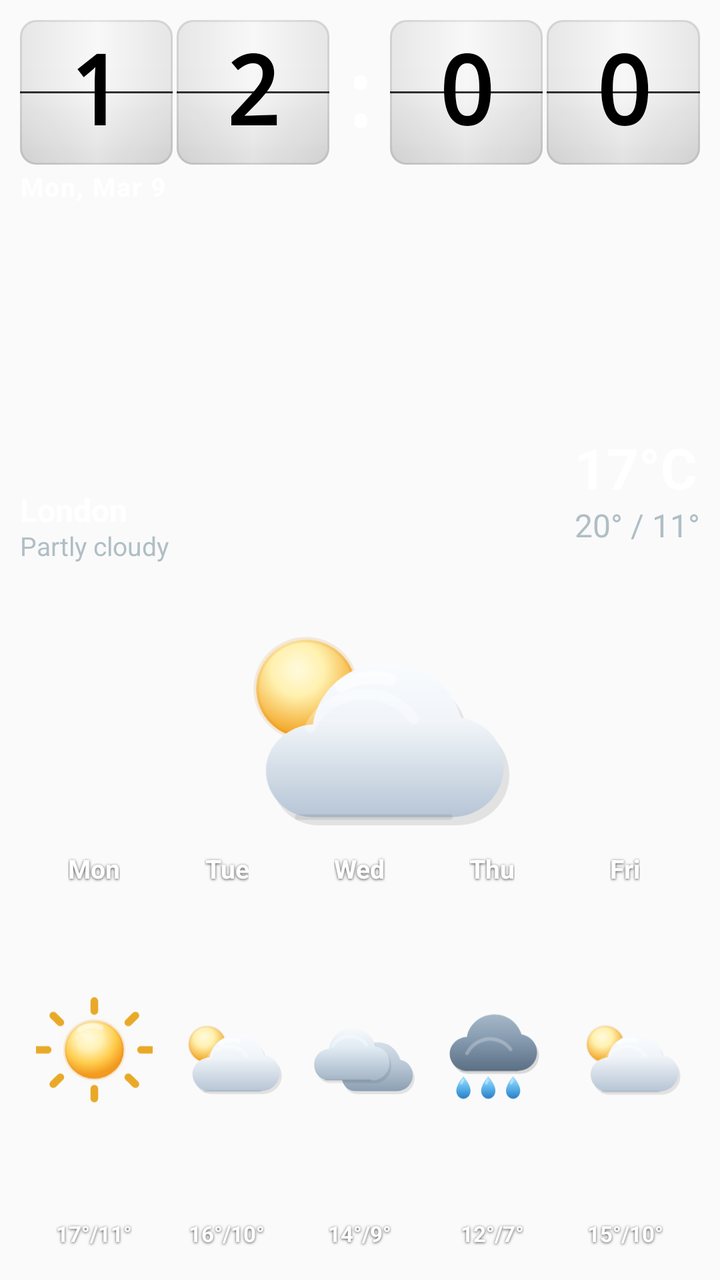
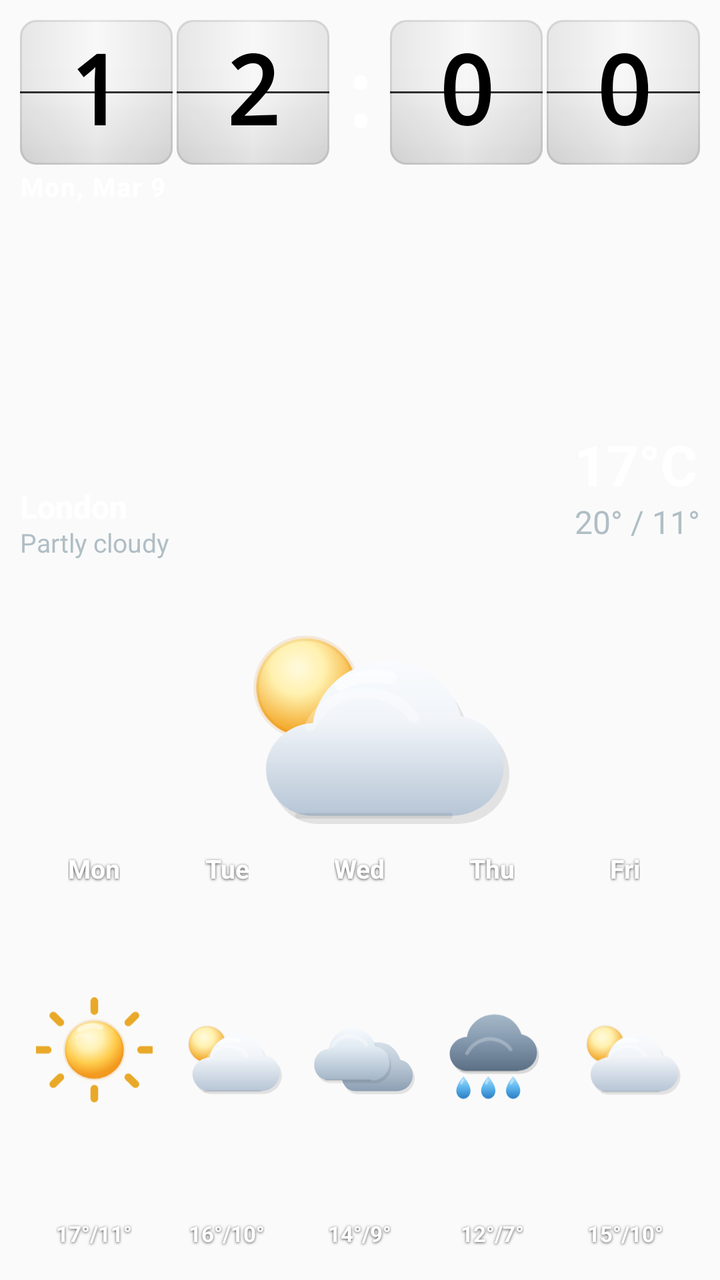

Before-and-after screenshots of an Android layout around one commit, followed by the original layout XML and the change that was made.
<!-- AndroidManifest.xml: application theme Theme.ClockWeatherWidget -->
<!-- res/layout/widget_forecast_preview.xml -->
<?xml version="1.0" encoding="utf-8"?>
<LinearLayout xmlns:android="http://schemas.android.com/apk/res/android"
    xmlns:tools="http://schemas.android.com/tools"
    android:layout_width="match_parent"
    android:layout_height="match_parent"
    android:background="@android:color/transparent"
    android:clipChildren="false"
    android:clipToPadding="false"
    android:orientation="vertical"
    android:padding="10dp"
    tools:ignore="HardcodedText,SmallSp,NestedWeights,DisableBaselineAlignment">

    <LinearLayout
        android:layout_width="match_parent"
        android:layout_height="0dp"
        android:layout_weight="4"
        android:background="@android:color/transparent"
        android:clipChildren="false"
        android:clipToPadding="false"
        android:orientation="vertical">

        <include
            layout="@layout/widget_clock_block_preview"
            android:layout_width="match_parent"
            android:layout_height="wrap_content" />

        <TextView
            android:layout_width="wrap_content"
            android:layout_height="wrap_content"
            android:layout_gravity="start"
            android:layout_marginTop="2dp"
            android:layout_marginStart="0dp"
            android:text="Mon, Mar 9"
            android:textColor="@color/widget_text_primary"
            android:textSize="13sp"
            android:textStyle="bold"
            android:letterSpacing="0.05" />

        <include
            layout="@layout/widget_weather_card_preview"
            android:layout_width="match_parent"
            android:layout_height="0dp"
            android:layout_weight="1"
            android:layout_marginTop="2dp" />
    </LinearLayout>

    <LinearLayout
        android:layout_width="match_parent"
        android:layout_height="0dp"
        android:baselineAligned="false"
        android:layout_weight="2"
        android:background="@android:color/transparent"
        android:orientation="horizontal"
        android:paddingTop="0dp"
        android:paddingBottom="4dp"
        android:paddingStart="4dp"
        android:paddingEnd="4dp">

        <LinearLayout android:layout_width="0dp" android:layout_height="match_parent" android:layout_weight="1" android:orientation="vertical" android:gravity="center_horizontal" android:padding="2dp">
            <TextView android:layout_width="wrap_content" android:layout_gravity="center_horizontal" android:layout_height="wrap_content" android:text="Mon" android:textColor="@color/widget_text_primary" android:textSize="13sp" android:textStyle="bold" android:gravity="center" android:shadowColor="#B3000000" android:shadowDx="0" android:shadowDy="1" android:shadowRadius="3" />
            <ImageView android:layout_width="match_parent" android:layout_height="0dp" android:layout_weight="1" android:layout_marginTop="2dp" android:layout_marginBottom="2dp" android:src="@drawable/ic_widget_weather_clear_day" android:contentDescription="@null" android:padding="2dp" android:scaleType="fitCenter" />
            <TextView android:layout_width="wrap_content" android:layout_gravity="center_horizontal" android:layout_height="wrap_content" android:text="17°/11°" android:textColor="@color/widget_text_primary" android:textSize="11sp" android:textStyle="bold" android:gravity="center" android:shadowColor="#B3000000" android:shadowDx="0" android:shadowDy="1" android:shadowRadius="3" />
        </LinearLayout>

        <LinearLayout android:layout_width="0dp" android:layout_height="match_parent" android:layout_weight="1" android:orientation="vertical" android:gravity="center_horizontal" android:padding="2dp">
            <TextView android:layout_width="wrap_content" android:layout_gravity="center_horizontal" android:layout_height="wrap_content" android:text="Tue" android:textColor="@color/widget_text_primary" android:textSize="13sp" android:textStyle="bold" android:gravity="center" android:shadowColor="#B3000000" android:shadowDx="0" android:shadowDy="1" android:shadowRadius="3" />
            <ImageView android:layout_width="match_parent" android:layout_height="0dp" android:layout_weight="1" android:layout_marginTop="2dp" android:layout_marginBottom="2dp" android:src="@drawable/ic_widget_weather_partly_cloudy_day" android:contentDescription="@null" android:padding="2dp" android:scaleType="fitCenter" />
            <TextView android:layout_width="wrap_content" android:layout_gravity="center_horizontal" android:layout_height="wrap_content" android:text="16°/10°" android:textColor="@color/widget_text_primary" android:textSize="11sp" android:textStyle="bold" android:gravity="center" android:shadowColor="#B3000000" android:shadowDx="0" android:shadowDy="1" android:shadowRadius="3" />
        </LinearLayout>

        <LinearLayout android:layout_width="0dp" android:layout_height="match_parent" android:layout_weight="1" android:orientation="vertical" android:gravity="center_horizontal" android:padding="2dp">
            <TextView android:layout_width="wrap_content" android:layout_gravity="center_horizontal" android:layout_height="wrap_content" android:text="Wed" android:textColor="@color/widget_text_primary" android:textSize="13sp" android:textStyle="bold" android:gravity="center" android:shadowColor="#B3000000" android:shadowDx="0" android:shadowDy="1" android:shadowRadius="3" />
            <ImageView android:layout_width="match_parent" android:layout_height="0dp" android:layout_weight="1" android:layout_marginTop="2dp" android:layout_marginBottom="2dp" android:src="@drawable/ic_widget_weather_cloudy" android:contentDescription="@null" android:padding="2dp" android:scaleType="fitCenter" />
            <TextView android:layout_width="wrap_content" android:layout_gravity="center_horizontal" android:layout_height="wrap_content" android:text="14°/9°" android:textColor="@color/widget_text_primary" android:textSize="11sp" android:textStyle="bold" android:gravity="center" android:shadowColor="#B3000000" android:shadowDx="0" android:shadowDy="1" android:shadowRadius="3" />
        </LinearLayout>

        <LinearLayout android:layout_width="0dp" android:layout_height="match_parent" android:layout_weight="1" android:orientation="vertical" android:gravity="center_horizontal" android:padding="2dp">
            <TextView android:layout_width="wrap_content" android:layout_gravity="center_horizontal" android:layout_height="wrap_content" android:text="Thu" android:textColor="@color/widget_text_primary" android:textSize="13sp" android:textStyle="bold" android:gravity="center" android:shadowColor="#B3000000" android:shadowDx="0" android:shadowDy="1" android:shadowRadius="3" />
            <ImageView android:layout_width="match_parent" android:layout_height="0dp" android:layout_weight="1" android:layout_marginTop="2dp" android:layout_marginBottom="2dp" android:src="@drawable/ic_widget_weather_rain" android:contentDescription="@null" android:padding="2dp" android:scaleType="fitCenter" />
            <TextView android:layout_width="wrap_content" android:layout_gravity="center_horizontal" android:layout_height="wrap_content" android:text="12°/7°" android:textColor="@color/widget_text_primary" android:textSize="11sp" android:textStyle="bold" android:gravity="center" android:shadowColor="#B3000000" android:shadowDx="0" android:shadowDy="1" android:shadowRadius="3" />
        </LinearLayout>

        <LinearLayout android:layout_width="0dp" android:layout_height="match_parent" android:layout_weight="1" android:orientation="vertical" android:gravity="center_horizontal" android:padding="2dp">
            <TextView android:layout_width="wrap_content" android:layout_gravity="center_horizontal" android:layout_height="wrap_content" android:text="Fri" android:textColor="@color/widget_text_primary" android:textSize="13sp" android:textStyle="bold" android:gravity="center" android:shadowColor="#B3000000" android:shadowDx="0" android:shadowDy="1" android:shadowRadius="3" />
            <ImageView android:layout_width="match_parent" android:layout_height="0dp" android:layout_weight="1" android:layout_marginTop="2dp" android:layout_marginBottom="2dp" android:src="@drawable/ic_widget_weather_partly_cloudy_day" android:contentDescription="@null" android:padding="2dp" android:scaleType="fitCenter" />
            <TextView android:layout_width="wrap_content" android:layout_gravity="center_horizontal" android:layout_height="wrap_content" android:text="15°/10°" android:textColor="@color/widget_text_primary" android:textSize="11sp" android:textStyle="bold" android:gravity="center" android:shadowColor="#B3000000" android:shadowDx="0" android:shadowDy="1" android:shadowRadius="3" />
        </LinearLayout>
    </LinearLayout>

</LinearLayout>
<!-- res/layout/widget_clock_block_preview.xml (included above) -->
﻿<?xml version="1.0" encoding="utf-8"?>

<LinearLayout xmlns:android="http://schemas.android.com/apk/res/android"
    xmlns:tools="http://schemas.android.com/tools"
    android:layout_width="match_parent"
    android:layout_height="wrap_content"
    android:gravity="center_vertical"
    android:orientation="horizontal"
    tools:ignore="HardcodedText">

    <FrameLayout
        android:layout_width="0dp"
        android:layout_height="wrap_content"
        android:layout_weight="2">

        <LinearLayout
            android:layout_width="match_parent"
            android:layout_height="wrap_content"
            android:orientation="horizontal">

            <FrameLayout
                android:layout_width="0dp"
                android:layout_height="wrap_content"
                android:layout_weight="1">

                <TextView
                    android:layout_width="match_parent"
                    android:layout_height="wrap_content"
                    android:background="@drawable/flip_digit_bg_light"
                    android:fontFamily="monospace"
        android:fontFeatureSettings="tnum"
                    android:gravity="center"
                    android:includeFontPadding="false"
                    android:padding="8dp"
                    android:text="1"
                    android:textColor="@color/flip_digit_text_light"
                    android:textSize="48sp"
                    android:textStyle="bold" />

                <FrameLayout
                    android:layout_width="match_parent"
                    android:layout_height="1dp"
                    android:layout_gravity="center_vertical"
                    android:background="@drawable/flip_hinge_line" />
            </FrameLayout>

            <FrameLayout
                android:layout_width="0dp"
                android:layout_height="wrap_content"
                android:layout_marginStart="@dimen/flip_digit_gap"
                android:layout_weight="1">

                <TextView
                    android:layout_width="match_parent"
                    android:layout_height="wrap_content"
                    android:background="@drawable/flip_digit_bg_light"
                    android:fontFamily="monospace"
        android:fontFeatureSettings="tnum"
                    android:gravity="center"
                    android:includeFontPadding="false"
                    android:padding="8dp"
                    android:text="2"
                    android:textColor="@color/flip_digit_text_light"
                    android:textSize="48sp"
                    android:textStyle="bold" />

                <FrameLayout
                    android:layout_width="match_parent"
                    android:layout_height="1dp"
                    android:layout_gravity="center_vertical"
                    android:background="@drawable/flip_hinge_line" />
            </FrameLayout>
        </LinearLayout>
    </FrameLayout>

    <TextView
        android:layout_width="wrap_content"
        android:layout_height="wrap_content"
        android:layout_marginStart="@dimen/flip_digit_gap"
        android:layout_marginEnd="@dimen/flip_digit_gap"
        android:fontFamily="monospace"
        android:fontFeatureSettings="tnum"
        android:gravity="center"
        android:text=":"
        android:textColor="@android:color/white"
        android:textSize="44sp"
        android:textStyle="bold" />

    <FrameLayout
        android:layout_width="0dp"
        android:layout_height="wrap_content"
        android:layout_weight="2">

        <LinearLayout
            android:layout_width="match_parent"
            android:layout_height="wrap_content"
            android:orientation="horizontal">

            <FrameLayout
                android:layout_width="0dp"
                android:layout_height="wrap_content"
                android:layout_weight="1">

                <TextView
                    android:layout_width="match_parent"
                    android:layout_height="wrap_content"
                    android:background="@drawable/flip_digit_bg_light"
                    android:fontFamily="monospace"
        android:fontFeatureSettings="tnum"
                    android:gravity="center"
                    android:includeFontPadding="false"
                    android:padding="8dp"
                    android:text="0"
                    android:textColor="@color/flip_digit_text_light"
                    android:textSize="48sp"
                    android:textStyle="bold" />

                <FrameLayout
                    android:layout_width="match_parent"
                    android:layout_height="1dp"
                    android:layout_gravity="center_vertical"
                    android:background="@drawable/flip_hinge_line" />
            </FrameLayout>

            <FrameLayout
                android:layout_width="0dp"
                android:layout_height="wrap_content"
                android:layout_marginStart="@dimen/flip_digit_gap"
                android:layout_weight="1">

                <TextView
                    android:layout_width="match_parent"
                    android:layout_height="wrap_content"
                    android:background="@drawable/flip_digit_bg_light"
                    android:fontFamily="monospace"
        android:fontFeatureSettings="tnum"
                    android:gravity="center"
                    android:includeFontPadding="false"
                    android:padding="8dp"
                    android:text="0"
                    android:textColor="@color/flip_digit_text_light"
                    android:textSize="48sp"
                    android:textStyle="bold" />

                <FrameLayout
                    android:layout_width="match_parent"
                    android:layout_height="1dp"
                    android:layout_gravity="center_vertical"
                    android:background="@drawable/flip_hinge_line" />
            </FrameLayout>
        </LinearLayout>
    </FrameLayout>

</LinearLayout>
<!-- res/layout/widget_weather_card_preview.xml (included above) -->
<?xml version="1.0" encoding="utf-8"?>
<FrameLayout xmlns:android="http://schemas.android.com/apk/res/android"
    xmlns:tools="http://schemas.android.com/tools"
    android:layout_width="match_parent"
    android:layout_height="wrap_content"
    android:minHeight="72dp"
    android:background="@android:color/transparent"
    android:clipChildren="false"
    android:clipToPadding="false"
    tools:ignore="HardcodedText">

    <ImageView
        android:layout_width="196dp"
        android:layout_height="126dp"
        android:layout_gravity="bottom|center_horizontal"
        android:paddingBottom="10dp"
        android:contentDescription="@null"
        android:scaleType="fitCenter"
        android:src="@drawable/ic_widget_weather_partly_cloudy_day" />

    
    <LinearLayout
        android:layout_width="wrap_content"
        android:layout_height="wrap_content"
        android:layout_gravity="start|center_vertical"
        android:orientation="vertical">

        <TextView
            android:layout_width="wrap_content"
            android:layout_height="wrap_content"
            android:ellipsize="end"
            android:includeFontPadding="false"
            android:maxWidth="132dp"
            android:maxLines="1"
            android:text="London"
            android:textColor="@color/widget_text_primary"
            android:textSize="16sp"
            android:textStyle="bold" />

        <TextView
            android:layout_width="wrap_content"
            android:layout_height="wrap_content"
            android:ellipsize="end"
            android:includeFontPadding="false"
            android:layout_marginTop="1dp"
            android:maxLines="1"
            android:text="Partly cloudy"
            android:textColor="@color/widget_text_secondary"
            android:textSize="13sp" />
    </LinearLayout>

    
    <LinearLayout
        android:layout_width="wrap_content"
        android:layout_height="wrap_content"
        android:layout_gravity="end|center_vertical"
        android:layout_marginBottom="18dp"
        android:orientation="vertical">

        <TextView
            android:layout_width="wrap_content"
            android:layout_height="wrap_content"
            android:gravity="end"
            android:includeFontPadding="false"
            android:text="17°C"
            android:textColor="@color/widget_text_primary"
            android:textSize="28sp"
            android:textStyle="bold" />

        <TextView
            android:layout_width="wrap_content"
            android:layout_height="wrap_content"
            android:layout_marginTop="2dp"
            android:gravity="end"
            android:includeFontPadding="false"
            android:text="20° / 11°"
            android:textColor="@color/widget_text_secondary"
            android:textSize="16sp" />
    </LinearLayout>
</FrameLayout>
<!-- resources referenced by this layout -->
<resources>
  <color name="flip_digit_text_light">#000000</color>
  <color name="widget_text_primary">#FFFFFF</color>
  <color name="widget_text_secondary">#B0BEC5</color>
  <dimen name="flip_digit_gap">2dp</dimen>
  <!-- drawable flip_digit_bg_light (drawable) -->
  <?xml version="1.0" encoding="utf-8"?>
  <layer-list xmlns:android="http://schemas.android.com/apk/res/android">
  	<item>
  		<shape android:shape="rectangle">
  			<solid android:color="@color/flip_tile_light_base" />
  			<corners android:radius="8dp" />
  		</shape>
  	</item>
  
  	<item>
  		<shape android:shape="rectangle">
  			<gradient
  				android:angle="270"
  				android:startColor="@color/flip_tile_light_highlight_start"
  				android:centerColor="@color/flip_tile_light_highlight_center"
  				android:centerY="0.46"
  				android:endColor="@color/flip_tile_light_highlight_end" />
  			<corners android:radius="8dp" />
  		</shape>
  	</item>
  
  	<item>
  		<shape android:shape="rectangle">
  			<gradient
  				android:angle="0"
  				android:startColor="@color/flip_tile_light_side_shade"
  				android:centerColor="@android:color/transparent"
  				android:centerX="0.50"
  				android:endColor="@color/flip_tile_light_side_shade" />
  			<corners android:radius="8dp" />
  		</shape>
  	</item>
  
  	<item>
  		<shape android:shape="rectangle">
  			<stroke
  				android:width="1dp"
  				android:color="@color/flip_tile_light_border" />
  			<corners android:radius="8dp" />
  		</shape>
  	</item>
  </layer-list>
  <!-- drawable flip_hinge_line (drawable) -->
  <?xml version="1.0" encoding="utf-8"?>
  <layer-list xmlns:android="http://schemas.android.com/apk/res/android">
      
      <item>
          <shape android:shape="rectangle">
              <solid android:color="@color/flip_hinge_shadow" />
          </shape>
      </item>
      
      <item android:top="1dp">
          <shape android:shape="rectangle">
              <solid android:color="@color/flip_hinge_highlight" />
          </shape>
      </item>
  </layer-list>
  <!-- drawable ic_widget_weather_clear_day: vector/xml drawable (drawable, 2332 chars, omitted) -->
  <!-- drawable ic_widget_weather_cloudy: vector/xml drawable (drawable, 2537 chars, omitted) -->
  <!-- drawable ic_widget_weather_partly_cloudy_day: vector/xml drawable (drawable, 2734 chars, omitted) -->
  <!-- drawable ic_widget_weather_rain: vector/xml drawable (drawable, 3647 chars, omitted) -->
  <style name="Theme.ClockWeatherWidget" parent="Theme.AppCompat.Light.NoActionBar">
          <item name="colorPrimary">@color/primary</item>
          <item name="android:statusBarColor">@color/primary</item>
      </style>
  <color name="flip_tile_light_base">#F7F7F7</color>
  <color name="flip_tile_light_highlight_start">#30FFFFFF</color>
  <color name="flip_tile_light_highlight_center">#14FFFFFF</color>
  <color name="flip_tile_light_highlight_end">#16000000</color>
  <color name="flip_tile_light_side_shade">#12000000</color>
  <color name="flip_tile_light_border">#16000000</color>
  <color name="flip_hinge_shadow">#CC000000</color>
  <color name="flip_hinge_highlight">#28FFFFFF</color>
  <color name="primary">#1565C0</color>
</resources>

<!-- the commit's change to res/layout/widget_forecast_preview.xml (unified diff, before → after) -->
@@ -41,7 +41,7 @@
             android:layout_width="match_parent"
             android:layout_height="0dp"
             android:layout_weight="1"
-            android:layout_marginTop="2dp" />
+            android:layout_marginTop="-1dp" />
     </LinearLayout>
 
     <LinearLayout
